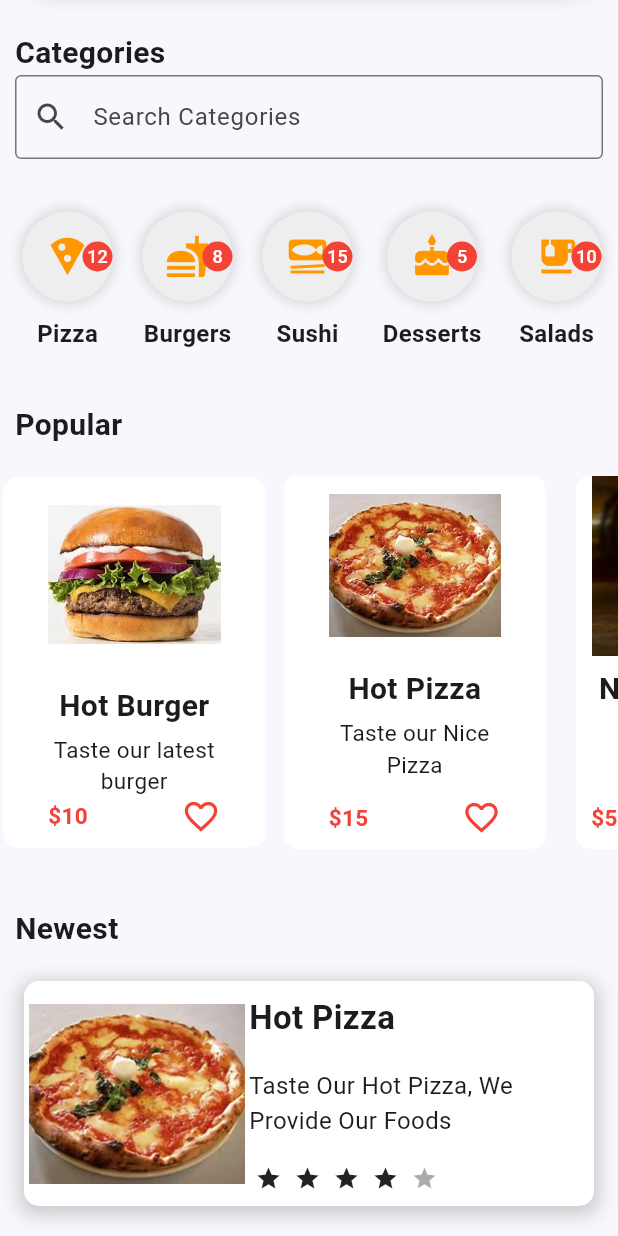
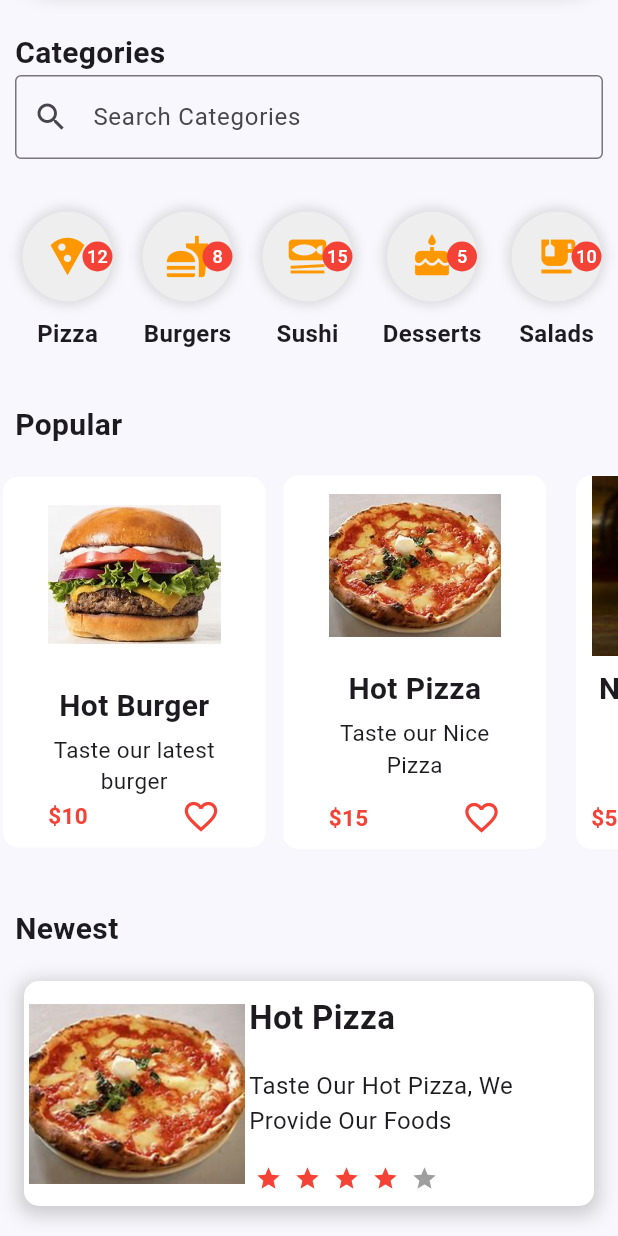
Before and after one commit to Chess6988/chess6988, a Flutter app: the screen it shows after launch, scrolled down 147 dp, on a phone screen of 412 x 824 dp. Run offline on Flutter 3.47's test engine with Material 3 defaults, Android fonts, the phone set to English and light mode, and no system bars; drawn by our look-alikes of flutter_rating_bar.

Commit message:
red color star

```diff
--- a/lib/Widgets/NewestItemsWidget.dart
+++ b/lib/Widgets/NewestItemsWidget.dart
@@ -48,7 +48,8 @@ class NewestItemsWidget extends StatelessWidget {
                         fontSize: 16,
                       ),
                       ),
-                      RatingBar.builder(initialRating: 4, minRating: 1, direction: Axis.horizontal, itemCount: 5, itemSize: 18, itemPadding: EdgeInsets.symmetric(horizontal: 4), itemBuilder: (context, _) => Icon(Icons.star), onRatingUpdate: (index) {} ),
+                      RatingBar.builder(initialRating: 4, minRating: 1, direction: Axis.horizontal, itemCount: 5, itemSize: 18, itemPadding: EdgeInsets.symmetric(horizontal: 4), itemBuilder: (context, _) => Icon(Icons.star,
+    color: Colors.red,), onRatingUpdate: (index) {} ),
                     ],
                   ),
                 ),
```
